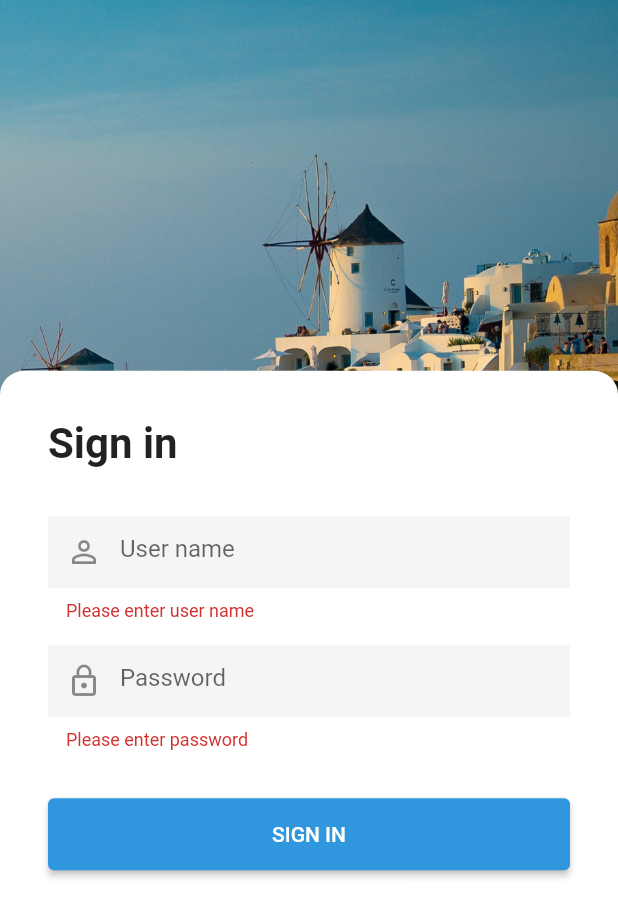
After one commit to eric-huang13/flutter-Nia, a Flutter app: the LoginPage screen opened directly, after a tap on "SIGN IN", on a phone screen of 412 x 824 dp. The commit adds this screen. Shown: the top 917 px of the screen. Run offline on Flutter 3.47's test engine with Material 2 defaults, Android fonts, the phone set to English and light mode, and no system bars; our stand-ins replace auto_size_text, cached_network_image, datetime_picker_formfield, flutter_secure_storage, flutter_svg, flutter_vector_icons and 6 more; missing offline and left inert: flappy_search_bar, flutter_mailer, grouped_buttons; accounts and stored records are empty.

Commit message:
[wip] refactor login page

```diff
--- /dev/null
+++ b/lib/src/ui/pages/login/login_page.dart
@@ -0,0 +1,42 @@
+import 'package:flutter/material.dart';
+import 'package:nia_app/src/data/app_assets.dart';
+import 'package:nia_app/src/data/app_colors.dart';
+import 'package:nia_app/src/data/app_strings.dart';
+import 'package:nia_app/src/model/login_response.dart';
+import 'package:nia_app/src/model/result.dart';
+import 'package:nia_app/src/services/auth_service.dart';
+import 'package:nia_app/src/ui/pages/login/widgets/login_form.dart';
+import 'package:nia_app/src/ui/pages/main_page.dart';
+import 'package:nia_app/src/ui/spacers.dart';
+import 'package:nia_app/src/util/secure_storage_util.dart';
+import 'package:nia_app/src/util/shared_preferences_util.dart';
+
+class LoginPage extends StatelessWidget {
+
+  @override
+  Widget build(BuildContext context) {
+    return Scaffold(
+      resizeToAvoidBottomInset: true,
+      body: Stack(
+        children: <Widget>[
+          FractionallySizedBox(
+            heightFactor: 1.0,
+            widthFactor: 1.0,
+            child: Image.asset(
+              AppAssets.loginScreenBackground,
+              fit: BoxFit.cover,
+            ),
+          ),
+          Align(
+            alignment: Alignment.bottomCenter,
+            child: FractionallySizedBox(
+              heightFactor: 0.7,
+              widthFactor: 1.0,
+              child: LoginForm(),
+            ),
+          ),
+        ],
+      ),
+    );
+  }
+}
--- /dev/null
+++ b/lib/src/ui/pages/login/widgets/login_form.dart
@@ -0,0 +1,167 @@
+import 'package:flutter/cupertino.dart';
+import 'package:flutter/material.dart';
+import 'package:nia_app/src/data/app_colors.dart';
+import 'package:nia_app/src/data/app_strings.dart';
+import 'package:nia_app/src/model/login_response.dart';
+import 'package:nia_app/src/model/result.dart';
+import 'package:nia_app/src/services/auth_service.dart';
+import 'package:nia_app/src/ui/pages/main_page.dart';
+import 'package:nia_app/src/ui/spacers.dart';
+import 'package:nia_app/src/util/secure_storage_util.dart';
+import 'package:nia_app/src/util/shared_preferences_util.dart';
+
+class LoginForm extends StatefulWidget {
+  @override
+  _LoginFormState createState() => _LoginFormState();
+}
+
+class _LoginFormState extends State<LoginForm> {
+  final GlobalKey<FormState> _formKey = GlobalKey<FormState>();
+
+  final _scaffoldKey = GlobalKey<ScaffoldState>();
+
+  final TextEditingController userNameController = TextEditingController();
+
+  final TextEditingController passwordController = TextEditingController();
+
+  bool _isLoading = false;
+
+  _showLoginErrorSnackbar({@required message}) {
+    final snackBar = SnackBar(
+      content: Text(message),
+    );
+    _scaffoldKey.currentState.showSnackBar(snackBar);
+  }
+
+  Future<Result<LoginResponse>> _logInUser() async {
+    Result<LoginResponse> loginResponseResult = await AuthService().login(
+      username: userNameController.text,
+      password: passwordController.text,
+    );
+
+    return loginResponseResult;
+  }
+
+  @override
+  Widget build(BuildContext context) {
+    return Container(
+      decoration: BoxDecoration(
+          color: AppColors.white,
+          borderRadius: BorderRadius.only(
+            topLeft: Radius.circular(16.0),
+            topRight: Radius.circular(16.0),
+          )),
+      padding: EdgeInsets.all(32.0),
+      child: Stack(
+        children: <Widget>[
+          SingleChildScrollView(
+            child: Column(
+              mainAxisAlignment: MainAxisAlignment.start,
+              children: <Widget>[
+                Align(
+                  alignment: Alignment.centerLeft,
+                  child: Text(
+                    AppStrings.signIn,
+                    style: TextStyle(
+                      fontSize: 28.0,
+                      fontWeight: FontWeight.bold,
+                    ),
+                  ),
+                ),
+                AppSpacers.largeVerticalSpacer,
+                Form(
+                  key: _formKey,
+                  child: Column(
+                    children: <Widget>[
+                      TextFormField(
+                        controller: userNameController,
+                        decoration: InputDecoration(
+                          filled: true,
+                          border: InputBorder.none,
+                          hintText: AppStrings.userName,
+                          prefixIcon: Icon(Icons.person_outline),
+                        ),
+                        validator: (value) {
+                          if (value.isEmpty) {
+                            return 'Please enter user name';
+                          }
+                          return null;
+                        },
+                      ),
+                      AppSpacers.mediumVerticalSpacer,
+                      TextFormField(
+                        controller: passwordController,
+                        decoration: InputDecoration(
+                          filled: true,
+                          border: InputBorder.none,
+                          hintText: AppStrings.password,
+                          prefixIcon: Icon(Icons.lock_outline),
+                        ),
+                        obscureText: true,
+                        validator: (value) {
+                          if (value.isEmpty) {
+                            return 'Please enter password';
+                          }
+                          return null;
+                        },
+                      ),
+                      AppSpacers.largeVerticalSpacer,
+                      FractionallySizedBox(
+                        widthFactor: 1.0,
+                        child: MaterialButton(
+                          onPressed: _validateAndLogin,
+                          child: Padding(
+                            padding: const EdgeInsets.all(16.0),
+                            child: Text(AppStrings.signIn.toUpperCase(), style: TextStyle(color: AppColors.white)),
+                          ),
+                          color: AppColors.primaryColor,
+                          shape: RoundedRectangleBorder(borderRadius: BorderRadius.circular(4)),
+                        ),
+                      ),
+                    ],
+                  ),
+                ),
+              ],
+            ),
+          ),
+          _isLoading
+              ? Center(
+                  child: CircularProgressIndicator(),
+                )
+              : SizedBox.shrink(),
+        ],
+      ),
+    );
+  }
+
+  _validateAndLogin() async {
+    if (_formKey.currentState.validate()) {
+      setState(() {
+        _isLoading = true;
+      });
+
+      Result<LoginResponse> userLoginResponseResult = await _logInUser();
+      LoginResponse loginResponse = userLoginResponseResult.result;
+
+      if (loginResponse.error == false) {
+        String authenticationToken = loginResponse.data.token;
+        await SecureStorageUtil().storeAuthenticationToken(authenticationToken);
+        await SharedPreferencesUtil().setUserLogInStatus(loginStatus: true);
+        await SharedPreferencesUtil().setUserId(userId: loginResponse.data.userid);
+
+        setState(() {
+          _isLoading = false;
+        });
+        Navigator.pushReplacement(
+          context,
+          MaterialPageRoute(builder: (context) => MainPage(initialPageIndex: 1)),
+        );
+      } else {
+        setState(() {
+          _isLoading = false;
+        });
+        _showLoginErrorSnackbar(message: userLoginResponseResult.message);
+      }
+    }
+  }
+}
--- a/lib/src/ui/pages/main_page.dart
+++ b/lib/src/ui/pages/main_page.dart
@@ -12,7 +12,7 @@ import 'package:nia_app/src/repo/profile_repo.dart';
 import 'package:nia_app/src/ui/pages/events_page.dart';
 import 'package:nia_app/src/ui/pages/groups_page.dart';
 import 'package:nia_app/src/ui/pages/home_page.dart';
-import 'package:nia_app/src/ui/pages/login_page.dart';
+import 'package:nia_app/src/ui/pages/login/login_page.dart';
 import 'package:nia_app/src/ui/pages/notifications_page.dart';
 import 'package:nia_app/src/ui/pages/profile_page.dart';
 import 'package:nia_app/src/ui/pages/search.dart';
```
Also changed, not shown: lib/main.dart (+6 -14 lines), lib/src/ui/pages/login_page.dart (deleted, +0 -203 lines), lib/src/ui/pages/profile_page.dart (+29 -63 lines), pubspec.yaml (+4 -43 lines), pubspec.lock, 7 other files.
